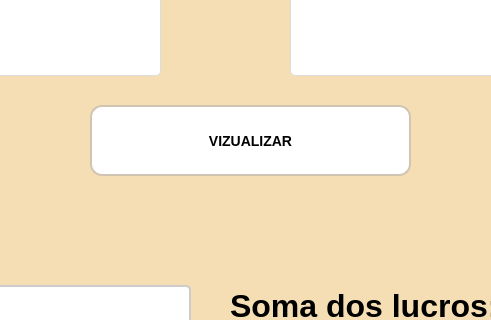
This is frm_Bancos.ui in ArielAraujo18/ErpSistema as Qt 5 draws it before an edit; both pictures show x 410 to 901 and y 425 to 745 of the 1254 by 860 pixel window. The edited form follows.
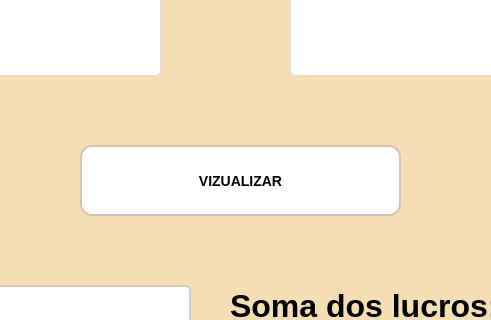
This is the edited form. Icons and pictures are not drawn.

Patch:
```diff
--- a/frm_Bancos.ui
+++ b/frm_Bancos.ui
@@ -199,8 +199,8 @@
   <widget class="QPushButton" name="pushButton">
    <property name="geometry">
     <rect>
-     <x>500</x>
-     <y>530</y>
+     <x>490</x>
+     <y>570</y>
      <width>321</width>
      <height>71</height>
     </rect>
```
Left out of the diff: 20 changed lines with no effect on the pictures.
